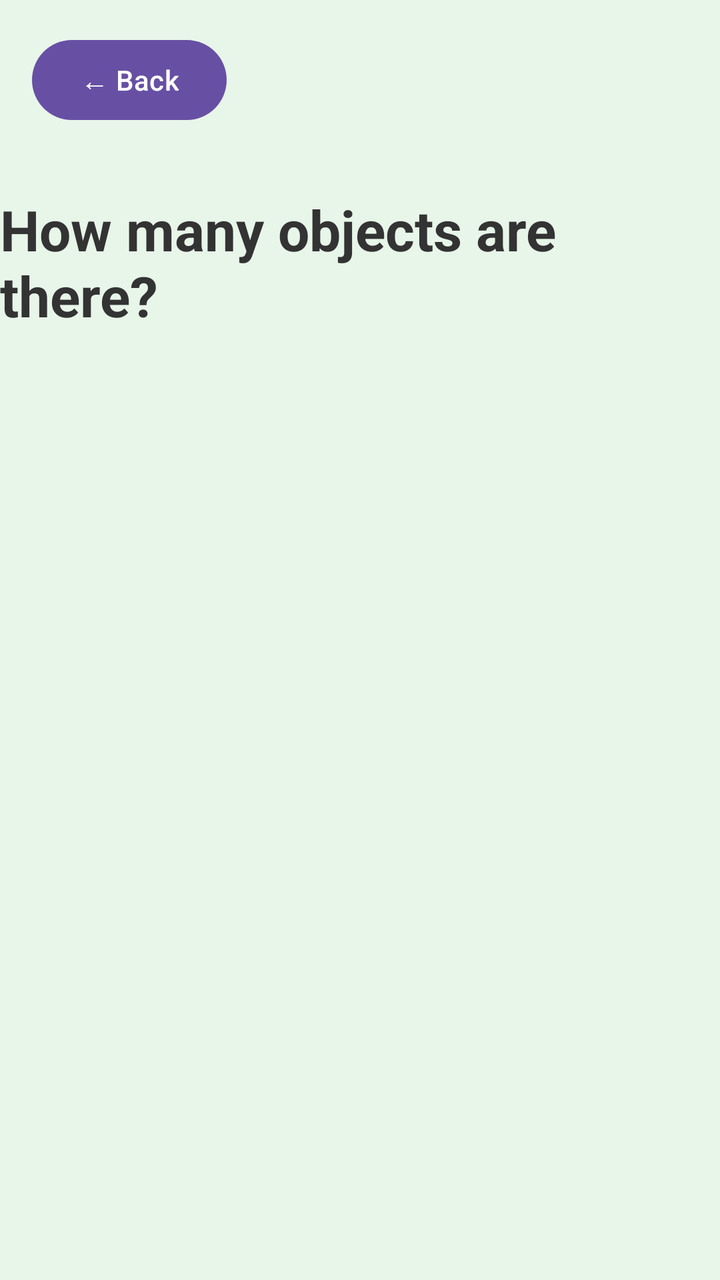
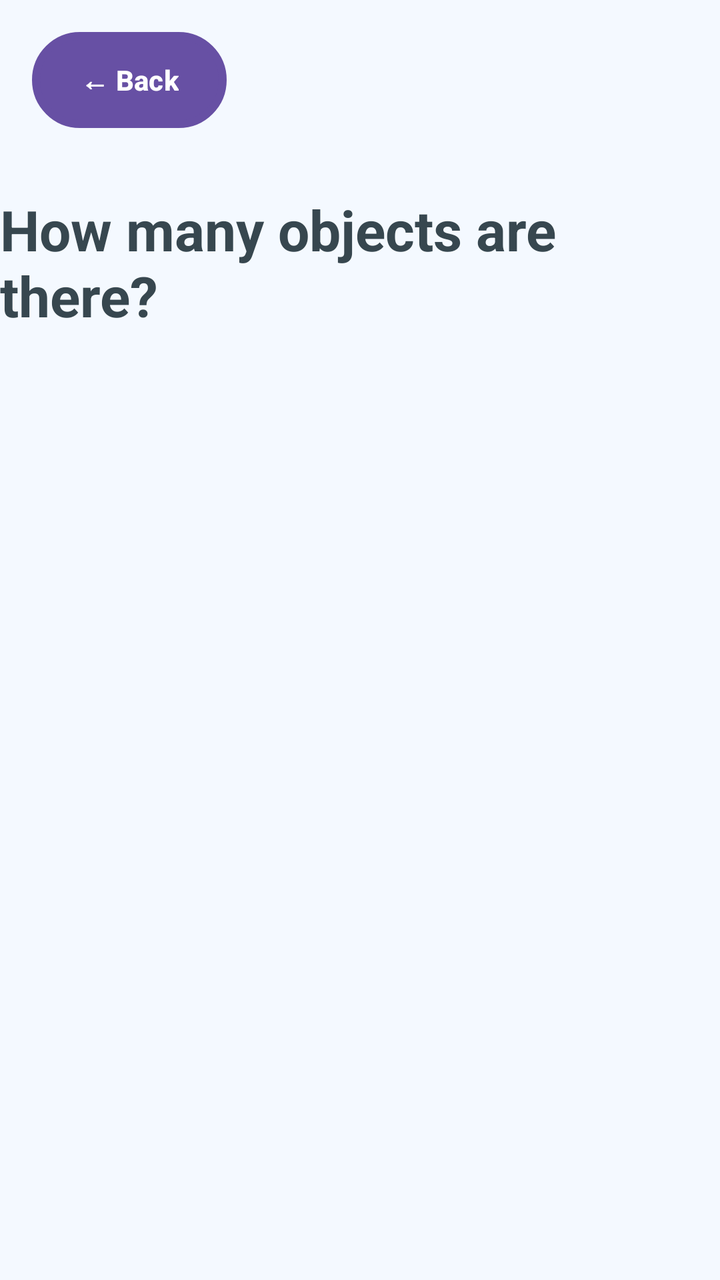

Two renders of the same Android screen: before a commit and after it. Below are the layout's source before the change and the commit's diff.
<!-- AndroidManifest.xml: application theme Theme.P1Chai_Boon_Hong2206806 -->
<!-- res/layout/activity_association.xml -->
<?xml version="1.0" encoding="utf-8"?>
<androidx.constraintlayout.widget.ConstraintLayout xmlns:android="http://schemas.android.com/apk/res/android"
    xmlns:app="http://schemas.android.com/apk/res-auto"
    xmlns:tools="http://schemas.android.com/tools"
    android:layout_width="match_parent"
    android:layout_height="match_parent"
    android:background="#E8F5E9"
    android:fitsSystemWindows="true"
    tools:context=".AssociationActivity">

    <Button
        android:id="@+id/btnBack"
        android:layout_width="wrap_content"
        android:layout_height="wrap_content"
        android:text="← Back"
        android:layout_margin="16dp"
        app:layout_constraintStart_toStartOf="parent"
        app:layout_constraintTop_toTopOf="parent" />

    <TextView
        android:id="@+id/tvInstruction"
        android:layout_width="wrap_content"
        android:layout_height="wrap_content"
        android:layout_marginTop="32dp"
        android:text="How many objects are there?"
        android:textColor="#333"
        android:textSize="28sp"
        android:textStyle="bold"
        app:layout_constraintEnd_toEndOf="parent"
        app:layout_constraintStart_toStartOf="parent"
        app:layout_constraintTop_toBottomOf="@id/btnBack" />

    <GridLayout
        android:id="@+id/objectsGridLayout"
        android:layout_width="wrap_content"
        android:layout_height="wrap_content"
        android:layout_marginTop="32dp"
        android:columnCount="3"
        app:layout_constraintEnd_toEndOf="parent"
        app:layout_constraintStart_toStartOf="parent"
        app:layout_constraintTop_toBottomOf="@id/tvInstruction" />

    <LinearLayout
        android:id="@+id/optionsContainerLayout"
        android:layout_width="wrap_content"
        android:layout_height="wrap_content"
        android:layout_marginTop="32dp"
        android:orientation="horizontal"
        app:layout_constraintEnd_toEndOf="parent"
        app:layout_constraintStart_toStartOf="parent"
        app:layout_constraintTop_toBottomOf="@id/objectsGridLayout" />

</androidx.constraintlayout.widget.ConstraintLayout>
<!-- resources referenced by this layout -->
<resources>
  <style name="Theme.P1Chai_Boon_Hong2206806" parent="Base.Theme.P1Chai_Boon_Hong2206806" />
  <style name="Base.Theme.P1Chai_Boon_Hong2206806" parent="Theme.Material3.DayNight.NoActionBar">
          
          
      </style>
</resources>

<!-- the commit's change to res/layout/activity_association.xml (unified diff, before → after) -->
@@ -4,7 +4,7 @@
     xmlns:tools="http://schemas.android.com/tools"
     android:layout_width="match_parent"
     android:layout_height="match_parent"
-    android:background="#E8F5E9"
+    android:background="@color/app_bg"
     android:fitsSystemWindows="true"
     tools:context=".AssociationActivity">
 
@@ -13,6 +13,9 @@
         android:layout_width="wrap_content"
         android:layout_height="wrap_content"
         android:text="← Back"
+        android:textColor="@color/white"
+        android:textStyle="bold"
+        android:background="@drawable/btn_rounded_primary"
         android:layout_margin="16dp"
         app:layout_constraintStart_toStartOf="parent"
         app:layout_constraintTop_toTopOf="parent" />
@@ -23,7 +26,7 @@
         android:layout_height="wrap_content"
         android:layout_marginTop="32dp"
         android:text="How many objects are there?"
-        android:textColor="#333"
+        android:textColor="@color/text_primary"
         android:textSize="28sp"
         android:textStyle="bold"
         app:layout_constraintEnd_toEndOf="parent"
<!-- resource entries referenced after the edit -->
@@ -1,6 +1,26 @@
 <!-- resources referenced by this layout -->
 <resources>
+  <color name="app_bg">#F4F9FF</color>
+  <color name="text_primary">#37474F</color>
+  <color name="white">#FFFFFFFF</color>
+  <!-- drawable btn_rounded_primary (drawable) -->
+  <?xml version="1.0" encoding="utf-8"?>
+  <shape xmlns:android="http://schemas.android.com/apk/res/android"
+      android:shape="rectangle">
+      <solid android:color="@color/btn_primary" />
+      <corners android:radius="24dp" />
+      <padding
+          android:bottom="16dp"
+          android:left="24dp"
+          android:right="24dp"
+          android:top="16dp" />
+      <stroke
+          android:width="4dp"
+          android:color="@color/btn_primary_dark" />
+  </shape>
   <style name="Theme.P1Chai_Boon_Hong2206806" parent="Base.Theme.P1Chai_Boon_Hong2206806" />
+  <color name="btn_primary">#4FC3F7</color>
+  <color name="btn_primary_dark">#0288D1</color>
   <style name="Base.Theme.P1Chai_Boon_Hong2206806" parent="Theme.Material3.DayNight.NoActionBar">
           
           
